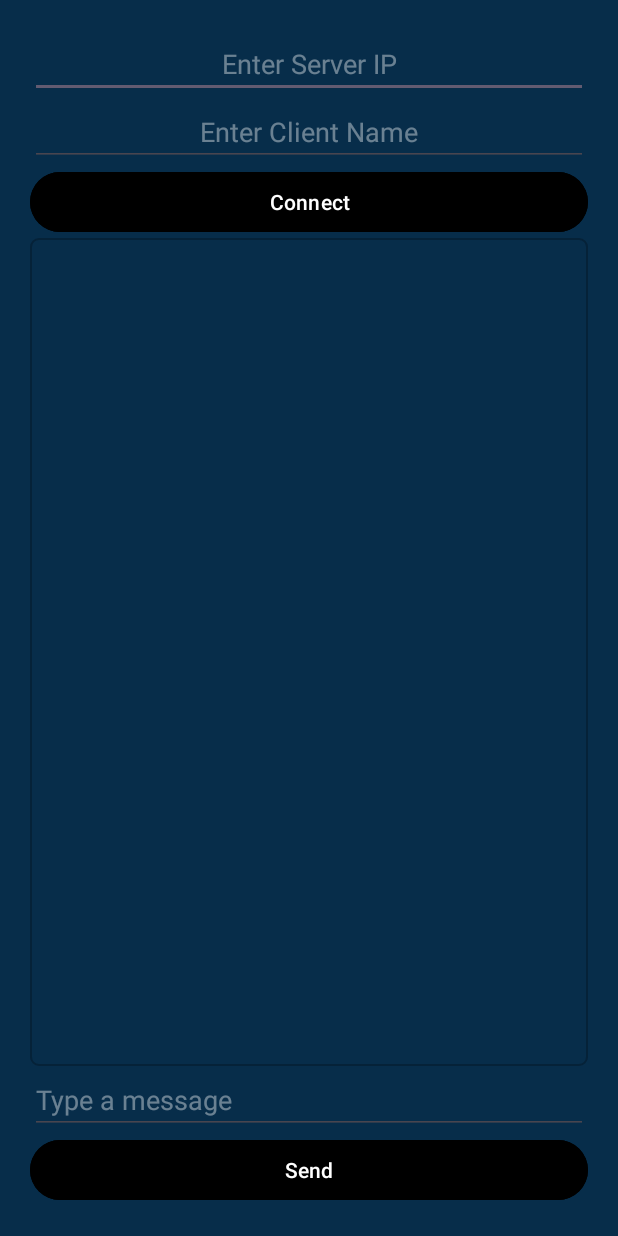
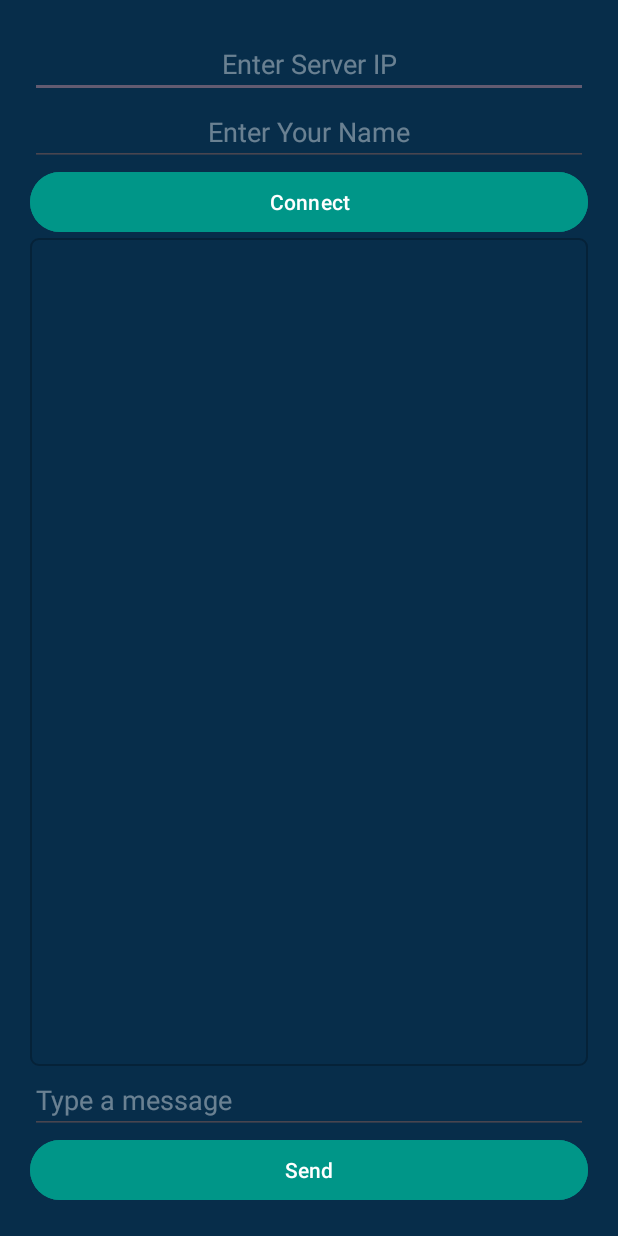
Before and after one commit to MD-SAJIB-AHAMED/LanCon-Application, an Android app: the screen it shows after launch (ClientActivity), after a tap on "Join Server", on a phone screen of 412 x 824 dp. Run offline under Robolectric (Android 15) with nearby library versions, the phone set to English and light mode, and no system bars.

Commit message:
LanCon Application v0.4

```diff
--- a/app/src/main/java/com/example/lanconv2/ClientActivity.java
+++ b/app/src/main/java/com/example/lanconv2/ClientActivity.java
@@ -2,6 +2,7 @@ package com.example.lanconv2;
 
 import androidx.appcompat.app.AppCompatActivity;
 
+import android.annotation.SuppressLint;
 import android.net.wifi.WifiInfo;
 import android.net.wifi.WifiManager;
 import android.os.AsyncTask;
@@ -41,6 +42,7 @@ public class ClientActivity extends AppCompatActivity {
 
 
 
+    @SuppressLint("MissingInflatedId")
     @Override
     protected void onCreate(Bundle savedInstanceState) {
         super.onCreate(savedInstanceState);
@@ -50,8 +52,11 @@ public class ClientActivity extends AppCompatActivity {
         editTextMessage = findViewById(R.id.editTextMessage);
         editTextClientName = findViewById(R.id.editTextClientName);
         buttonSend = findViewById(R.id.buttonSend);
+
         editTextServerIp = findViewById(R.id.editTextServerIp);
+
         buttonConnect = findViewById(R.id.buttonConnect);
+
 
         buttonConnect.setOnClickListener(v -> {
             String serverIp = editTextServerIp.getText().toString();
--- a/app/src/main/java/com/example/lanconv2/MainActivity.java
+++ b/app/src/main/java/com/example/lanconv2/MainActivity.java
@@ -40,6 +40,7 @@ public class MainActivity extends AppCompatActivity {
             @Override
             public void onClick(View v) {
                 Intent intent = new Intent(MainActivity.this,ClientActivity.class);
+                intent.putExtra("tag1",cIP);
                 startActivity(intent);
             }
         });
--- a/app/src/main/res/layout/activity_client.xml
+++ b/app/src/main/res/layout/activity_client.xml
@@ -8,7 +8,7 @@
     android:padding="20dp"
     tools:context=".ServerActivity">
 
-    <EditText
+   <EditText
         android:id="@+id/editTextServerIp"
         android:layout_width="match_parent"
         android:layout_height="wrap_content"
@@ -22,7 +22,7 @@
         android:id="@+id/editTextClientName"
         android:layout_width="match_parent"
         android:layout_height="wrap_content"
-        android:hint="Enter Client Name"
+        android:hint="Enter Your Name"
         android:layout_gravity="center"
         android:gravity="center"
         android:textColor="@color/white"
@@ -33,7 +33,7 @@
         android:id="@+id/buttonConnect"
         android:layout_width="match_parent"
         android:layout_height="wrap_content"
-        android:backgroundTint="@color/black"
+        android:backgroundTint="#009688"
         android:textColor="@color/white"
         android:text="Connect" />
 
@@ -73,7 +73,7 @@
         android:layout_width="match_parent"
         android:layout_height="wrap_content"
         android:layout_gravity="center"
-        android:backgroundTint="@color/black"
+        android:backgroundTint="#009688"
         android:textColor="@color/white"
         android:text="Send" />
 
--- a/app/src/main/res/layout/activity_server.xml
+++ b/app/src/main/res/layout/activity_server.xml
@@ -66,7 +66,7 @@
         android:layout_width="match_parent"
         android:layout_height="wrap_content"
         android:layout_gravity="center"
-        android:backgroundTint="@color/black"
+        android:backgroundTint="#009688"
         android:textColor="@color/white"
         android:text="Send" />
 
```
Also changed, not shown: app/src/main/java/com/example/lanconv2/ServerActivity.java (+14 -4 lines).
